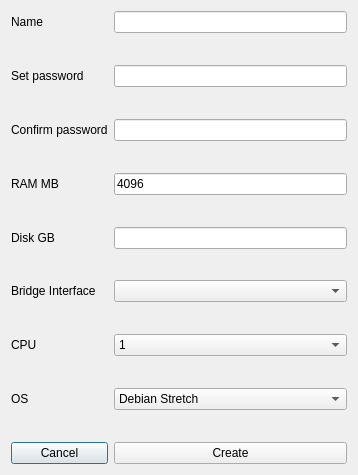
Qt form DlgCreatePeer.ui (subutai-io/control-center) before a commit.
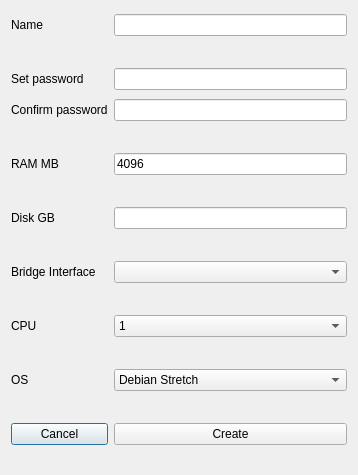
The same form after that commit.

Commit message: rework crete dialog, add space for apssword

```diff
--- a/DlgCreatePeer.ui
+++ b/DlgCreatePeer.ui
@@ -14,162 +14,28 @@
    <string>Dialog</string>
   </property>
   <layout class="QGridLayout" name="gridLayout">
-   <item row="8" column="1">
-    <widget class="QLineEdit" name="le_disk"/>
-   </item>
-   <item row="8" column="0">
-    <widget class="QLabel" name="lbl_disk">
-     <property name="text">
-      <string>Disk GB</string>
-     </property>
-    </widget>
-   </item>
-   <item row="16" column="0">
-    <widget class="QPushButton" name="btn_cancel">
-     <property name="text">
-      <string>Cancel</string>
-     </property>
-    </widget>
-   </item>
-   <item row="10" column="1">
-    <widget class="QComboBox" name="cmb_bridge">
-     <property name="sizePolicy">
-      <sizepolicy hsizetype="Expanding" vsizetype="Fixed">
-       <horstretch>0</horstretch>
-       <verstretch>0</verstretch>
-      </sizepolicy>
-     </property>
-    </widget>
-   </item>
-   <item row="10" column="0">
-    <widget class="QLabel" name="lbl_bridge">
-     <property name="text">
-      <string>Bridge Interface</string>
-     </property>
-    </widget>
-   </item>
-   <item row="4" column="1">
-    <widget class="QLineEdit" name="le_pass_confirm"/>
-   </item>
-   <item row="2" column="0">
-    <widget class="QLabel" name="lbl_pass">
-     <property name="text">
-      <string>Set password</string>
-     </property>
-    </widget>
-   </item>
-   <item row="2" column="1">
-    <widget class="QLineEdit" name="le_pass"/>
-   </item>
-   <item row="4" column="0">
+   <item row="3" column="0">
     <widget class="QLabel" name="lbl_pass_confirm">
      <property name="text">
       <string>Confirm password</string>
      </property>
     </widget>
    </item>
-   <item row="1" column="0" colspan="2">
-    <widget class="QLabel" name="label_3">
-     <property name="text">
-      <string/>
-     </property>
-    </widget>
-   </item>
-   <item row="5" column="0" colspan="2">
-    <widget class="QLabel" name="label_5">
-     <property name="text">
-      <string/>
-     </property>
-    </widget>
-   </item>
-   <item row="3" column="0" colspan="2">
-    <widget class="QLabel" name="label_4">
-     <property name="text">
-      <string/>
-     </property>
-    </widget>
-   </item>
-   <item row="7" column="0" colspan="2">
-    <widget class="QLabel" name="label_6">
-     <property name="text">
-      <string/>
-     </property>
-    </widget>
-   </item>
-   <item row="9" column="0" colspan="2">
-    <widget class="QLabel" name="label_7">
-     <property name="text">
-      <string/>
-     </property>
-    </widget>
-   </item>
-   <item row="11" column="0" colspan="2">
-    <widget class="QLabel" name="label_8">
-     <property name="text">
-      <string/>
-     </property>
-    </widget>
-   </item>
-   <item row="12" column="0">
+   <item row="11" column="0">
     <widget class="QLabel" name="lbl_cpu">
      <property name="text">
       <string>CPU</string>
      </property>
     </widget>
    </item>
-   <item row="6" column="0">
-    <widget class="QLabel" name="lbl_ram">
+   <item row="15" column="0">
+    <widget class="QPushButton" name="btn_cancel">
      <property name="text">
-      <string>RAM MB</string>
+      <string>Cancel</string>
      </property>
     </widget>
    </item>
-   <item row="0" column="0">
-    <widget class="QLabel" name="lbl_name">
-     <property name="text">
-      <string>Name</string>
-     </property>
-    </widget>
-   </item>
-   <item row="6" column="1">
-    <widget class="QLineEdit" name="le_ram">
-     <property name="text">
-      <string>4096</string>
-     </property>
-    </widget>
-   </item>
-   <item row="16" column="1">
-    <widget class="QPushButton" name="btn_create">
-     <property name="text">
-      <string>Create</string>
-     </property>
-    </widget>
-   </item>
-   <item row="0" column="1">
-    <widget class="QLineEdit" name="le_name"/>
-   </item>
-   <item row="14" column="1">
-    <widget class="QComboBox" name="cmb_os">
-     <item>
-      <property name="text">
-       <string>Debian Stretch</string>
-      </property>
-     </item>
-     <item>
-      <property name="text">
-       <string>Ubuntu Xenial</string>
-      </property>
-     </item>
-    </widget>
-   </item>
-   <item row="14" column="0">
-    <widget class="QLabel" name="lbl_os">
-     <property name="text">
-      <string>OS</string>
-     </property>
-    </widget>
-   </item>
-   <item row="12" column="1">
+   <item row="11" column="1">
     <widget class="QComboBox" name="cmb_cpu">
      <property name="currentText">
       <string>1</string>
@@ -219,17 +85,207 @@
      </item>
     </widget>
    </item>
-   <item row="13" column="0" colspan="2">
-    <widget class="QLabel" name="label">
+   <item row="8" column="0" colspan="2">
+    <widget class="QLabel" name="lbl_err_disk">
+     <property name="sizePolicy">
+      <sizepolicy hsizetype="Preferred" vsizetype="Fixed">
+       <horstretch>0</horstretch>
+       <verstretch>0</verstretch>
+      </sizepolicy>
+     </property>
      <property name="text">
       <string/>
      </property>
+     <property name="alignment">
+      <set>Qt::AlignRight|Qt::AlignTrailing|Qt::AlignVCenter</set>
+     </property>
     </widget>
    </item>
-   <item row="15" column="0" colspan="2">
-    <widget class="QLabel" name="label_2">
+   <item row="5" column="0">
+    <widget class="QLabel" name="lbl_ram">
      <property name="text">
+      <string>RAM MB</string>
+     </property>
+    </widget>
+   </item>
+   <item row="2" column="0">
+    <widget class="QLabel" name="lbl_pass">
+     <property name="text">
+      <string>Set password</string>
+     </property>
+    </widget>
+   </item>
+   <item row="9" column="0">
+    <widget class="QLabel" name="lbl_bridge">
+     <property name="text">
+      <string>Bridge Interface</string>
+     </property>
+    </widget>
+   </item>
+   <item row="6" column="0" colspan="2">
+    <widget class="QLabel" name="lbl_err_ram">
+     <property name="sizePolicy">
+      <sizepolicy hsizetype="Preferred" vsizetype="Fixed">
+       <horstretch>0</horstretch>
+       <verstretch>0</verstretch>
+      </sizepolicy>
+     </property>
+     <property name="text">
       <string/>
+     </property>
+     <property name="alignment">
+      <set>Qt::AlignRight|Qt::AlignTrailing|Qt::AlignVCenter</set>
+     </property>
+    </widget>
+   </item>
+   <item row="0" column="1">
+    <widget class="QLineEdit" name="le_name"/>
+   </item>
+   <item row="5" column="1">
+    <widget class="QLineEdit" name="le_ram">
+     <property name="text">
+      <string>4096</string>
+     </property>
+    </widget>
+   </item>
+   <item row="2" column="1">
+    <widget class="QLineEdit" name="le_pass"/>
+   </item>
+   <item row="3" column="1">
+    <widget class="QLineEdit" name="le_pass_confirm"/>
+   </item>
+   <item row="13" column="0">
+    <widget class="QLabel" name="lbl_os">
+     <property name="text">
+      <string>OS</string>
+     </property>
+    </widget>
+   </item>
+   <item row="4" column="0" colspan="2">
+    <widget class="QLabel" name="lbl_err_pass">
+     <property name="sizePolicy">
+      <sizepolicy hsizetype="Preferred" vsizetype="Fixed">
+       <horstretch>0</horstretch>
+       <verstretch>0</verstretch>
+      </sizepolicy>
+     </property>
+     <property name="text">
+      <string/>
+     </property>
+     <property name="alignment">
+      <set>Qt::AlignRight|Qt::AlignTrailing|Qt::AlignVCenter</set>
+     </property>
+    </widget>
+   </item>
+   <item row="7" column="0">
+    <widget class="QLabel" name="lbl_disk">
+     <property name="text">
+      <string>Disk GB</string>
+     </property>
+    </widget>
+   </item>
+   <item row="14" column="0" colspan="2">
+    <widget class="QLabel" name="lbl_err_os">
+     <property name="sizePolicy">
+      <sizepolicy hsizetype="Preferred" vsizetype="Fixed">
+       <horstretch>0</horstretch>
+       <verstretch>0</verstretch>
+      </sizepolicy>
+     </property>
+     <property name="text">
+      <string/>
+     </property>
+     <property name="alignment">
+      <set>Qt::AlignRight|Qt::AlignTrailing|Qt::AlignVCenter</set>
+     </property>
+    </widget>
+   </item>
+   <item row="1" column="0" colspan="2">
+    <widget class="QLabel" name="lbl_err_name">
+     <property name="sizePolicy">
+      <sizepolicy hsizetype="Expanding" vsizetype="Fixed">
+       <horstretch>0</horstretch>
+       <verstretch>0</verstretch>
+      </sizepolicy>
+     </property>
+     <property name="text">
+      <string/>
+     </property>
+     <property name="alignment">
+      <set>Qt::AlignRight|Qt::AlignTrailing|Qt::AlignVCenter</set>
+     </property>
+    </widget>
+   </item>
+   <item row="7" column="1">
+    <widget class="QLineEdit" name="le_disk"/>
+   </item>
+   <item row="13" column="1">
+    <widget class="QComboBox" name="cmb_os">
+     <item>
+      <property name="text">
+       <string>Debian Stretch</string>
+      </property>
+     </item>
+     <item>
+      <property name="text">
+       <string>Ubuntu Xenial</string>
+      </property>
+     </item>
+    </widget>
+   </item>
+   <item row="15" column="1">
+    <widget class="QPushButton" name="btn_create">
+     <property name="text">
+      <string>Create</string>
+     </property>
+    </widget>
+   </item>
+   <item row="9" column="1">
+    <widget class="QComboBox" name="cmb_bridge">
+     <property name="sizePolicy">
+      <sizepolicy hsizetype="Expanding" vsizetype="Fixed">
+       <horstretch>0</horstretch>
+       <verstretch>0</verstretch>
+      </sizepolicy>
+     </property>
+    </widget>
+   </item>
+   <item row="12" column="0" colspan="2">
+    <widget class="QLabel" name="lbl_err_cpu">
+     <property name="sizePolicy">
+      <sizepolicy hsizetype="Preferred" vsizetype="Fixed">
+       <horstretch>0</horstretch>
+       <verstretch>0</verstretch>
+      </sizepolicy>
+     </property>
+     <property name="text">
+      <string/>
+     </property>
+     <property name="alignment">
+      <set>Qt::AlignRight|Qt::AlignTrailing|Qt::AlignVCenter</set>
+     </property>
+    </widget>
+   </item>
+   <item row="0" column="0">
+    <widget class="QLabel" name="lbl_name">
+     <property name="text">
+      <string>Name</string>
+     </property>
+    </widget>
+   </item>
+   <item row="10" column="0" colspan="2">
+    <widget class="QLabel" name="lbl_err_ifs">
+     <property name="sizePolicy">
+      <sizepolicy hsizetype="Preferred" vsizetype="Fixed">
+       <horstretch>0</horstretch>
+       <verstretch>0</verstretch>
+      </sizepolicy>
+     </property>
+     <property name="text">
+      <string/>
+     </property>
+     <property name="alignment">
+      <set>Qt::AlignRight|Qt::AlignTrailing|Qt::AlignVCenter</set>
      </property>
     </widget>
    </item>
```
The commit also changes 5 other files.
